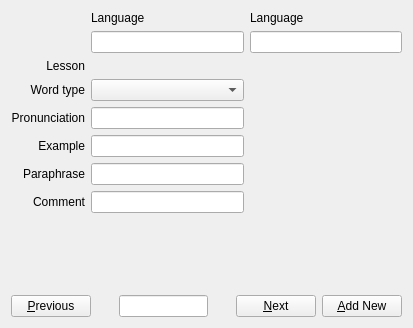
Old version of the form src/editor/simpleeditor.ui in the repository KDE/parley.
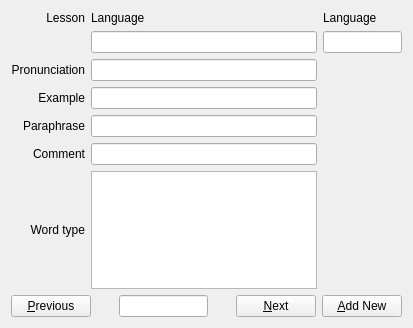
New version of the form. Custom widgets are drawn as their Qt base class.

Commit message: Start to decouble the word type view to make it usable in the new editor.

```diff
--- a/src/editor/simpleeditor.ui
+++ b/src/editor/simpleeditor.ui
@@ -19,40 +19,7 @@
      <item row="1" column="1">
       <widget class="KLineEdit" name="wordEntry"/>
      </item>
-     <item row="2" column="0">
-      <widget class="QLabel" name="label_9">
-       <property name="text">
-        <string>Lesson</string>
-       </property>
-       <property name="alignment">
-        <set>Qt::AlignRight|Qt::AlignTrailing|Qt::AlignVCenter</set>
-       </property>
-      </widget>
-     </item>
-     <item row="2" column="1">
-      <widget class="QLabel" name="lessonLabel">
-       <property name="text">
-        <string/>
-       </property>
-      </widget>
-     </item>
      <item row="3" column="0">
-      <widget class="QLabel" name="label_11">
-       <property name="text">
-        <string>Word type</string>
-       </property>
-       <property name="alignment">
-        <set>Qt::AlignRight|Qt::AlignTrailing|Qt::AlignVCenter</set>
-       </property>
-       <property name="buddy">
-        <cstring>wordTypeComboBox</cstring>
-       </property>
-      </widget>
-     </item>
-     <item row="3" column="1">
-      <widget class="KComboBox" name="wordTypeComboBox"/>
-     </item>
-     <item row="4" column="0">
       <widget class="QLabel" name="label_8">
        <property name="text">
         <string>Pronunciation</string>
@@ -65,10 +32,10 @@
        </property>
       </widget>
      </item>
-     <item row="4" column="1">
+     <item row="3" column="1">
       <widget class="KLineEdit" name="pronunciationEntry"/>
      </item>
-     <item row="5" column="0">
+     <item row="4" column="0">
       <widget class="QLabel" name="label_6">
        <property name="text">
         <string>Example</string>
@@ -81,10 +48,10 @@
        </property>
       </widget>
      </item>
-     <item row="5" column="1">
+     <item row="4" column="1">
       <widget class="KLineEdit" name="exampleEntry"/>
      </item>
-     <item row="6" column="0">
+     <item row="5" column="0">
       <widget class="QLabel" name="label_10">
        <property name="text">
         <string>Paraphrase</string>
@@ -97,10 +64,10 @@
        </property>
       </widget>
      </item>
-     <item row="6" column="1">
+     <item row="5" column="1">
       <widget class="KLineEdit" name="paraphraseEntry"/>
      </item>
-     <item row="7" column="0">
+     <item row="6" column="0">
       <widget class="QLabel" name="label_7">
        <property name="text">
         <string>Comment</string>
@@ -113,7 +80,7 @@
        </property>
       </widget>
      </item>
-     <item row="7" column="1">
+     <item row="6" column="1">
       <widget class="KLineEdit" name="commentEntry"/>
      </item>
      <item row="1" column="2">
@@ -139,6 +106,36 @@
        </property>
       </widget>
      </item>
+     <item row="0" column="0">
+      <widget class="QLabel" name="label_9">
+       <property name="text">
+        <string>Lesson</string>
+       </property>
+       <property name="alignment">
+        <set>Qt::AlignRight|Qt::AlignTrailing|Qt::AlignVCenter</set>
+       </property>
+      </widget>
+     </item>
+     <item row="1" column="0">
+      <widget class="QLabel" name="lessonLabel">
+       <property name="text">
+        <string/>
+       </property>
+      </widget>
+     </item>
+     <item row="7" column="0">
+      <widget class="QLabel" name="label_11">
+       <property name="text">
+        <string>Word type</string>
+       </property>
+       <property name="alignment">
+        <set>Qt::AlignRight|Qt::AlignTrailing|Qt::AlignVCenter</set>
+       </property>
+      </widget>
+     </item>
+     <item row="7" column="1">
+      <widget class="Editor::WordTypeView" name="wordTypeView"/>
+     </item>
     </layout>
    </item>
    <item>
@@ -235,9 +232,9 @@
    <header>klineedit.h</header>
   </customwidget>
   <customwidget>
-   <class>KComboBox</class>
-   <extends>QComboBox</extends>
-   <header>kcombobox.h</header>
+   <class>Editor::WordTypeView</class>
+   <extends>QTreeView</extends>
+   <header>vocabulary/wordtypeview.h</header>
   </customwidget>
  </customwidgets>
  <tabstops>
```
The commit also changes 4 other files.
